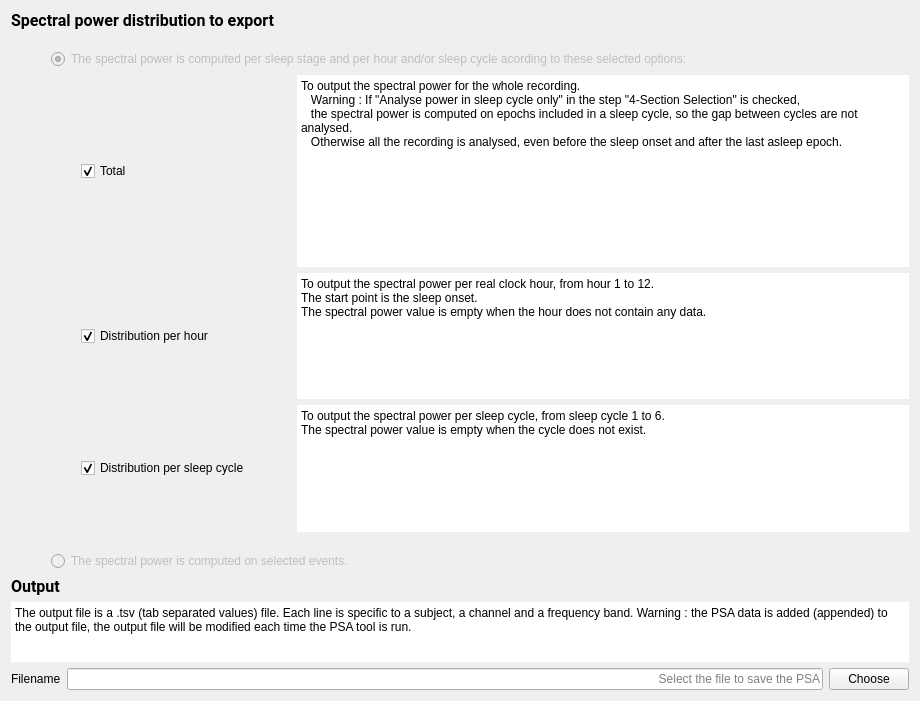
Before: the Qt Designer form tools/CEAMSTools/PowerSpectralAnalysis/Outputfiles/Ui_Outputfiles.ui in SnoozToolbox/snooz-package-ceams, drawn with Qt 5.
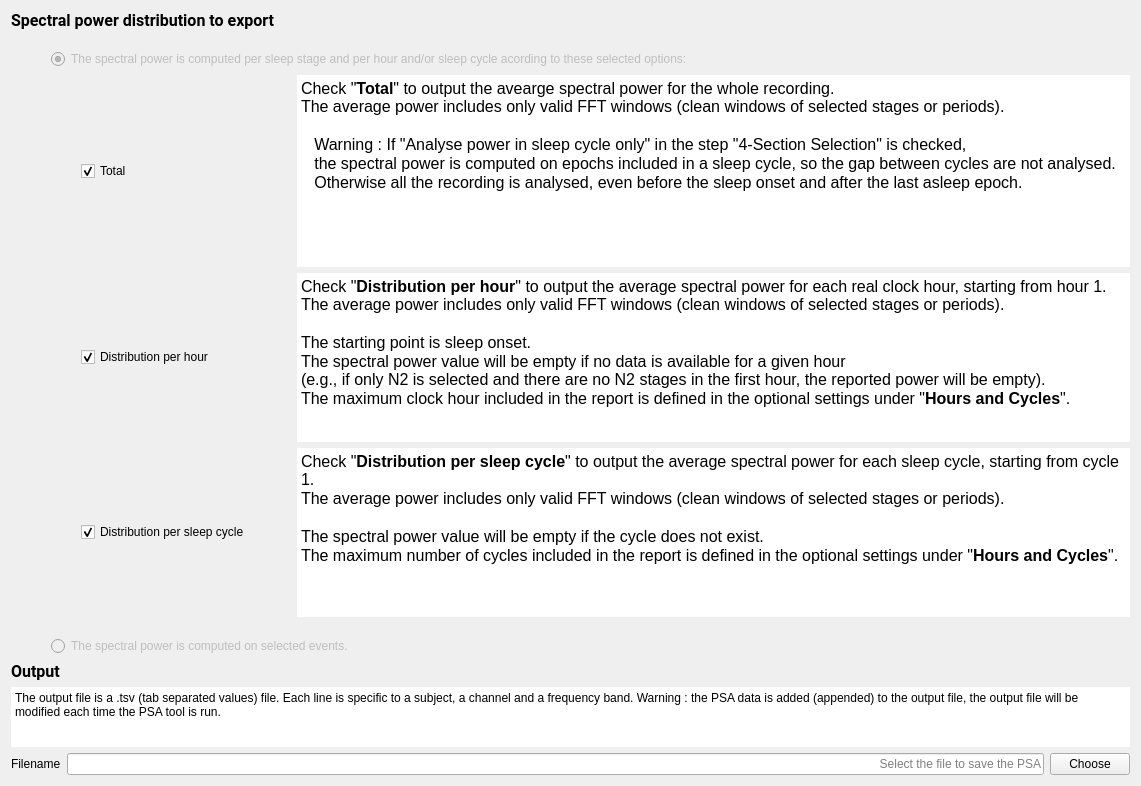
After: the same form once the commit is applied.

Commit message: Fix UI output report description regarding the maximum number of cycles and hours in the PSA tools.

```diff
--- a/tools/CEAMSTools/PowerSpectralAnalysis/Outputfiles/Ui_Outputfiles.ui
+++ b/tools/CEAMSTools/PowerSpectralAnalysis/Outputfiles/Ui_Outputfiles.ui
@@ -6,8 +6,8 @@
    <rect>
     <x>0</x>
     <y>0</y>
-    <width>920</width>
-    <height>701</height>
+    <width>1141</width>
+    <height>786</height>
    </rect>
   </property>
   <property name="windowTitle">
@@ -131,7 +131,7 @@
             </widget>
            </item>
            <item>
-            <widget class="QPlainTextEdit" name="plainTextEdit_tot">
+            <widget class="QTextEdit" name="textEdit_tot">
              <property name="sizePolicy">
               <sizepolicy hsizetype="Expanding" vsizetype="Minimum">
                <horstretch>0</horstretch>
@@ -156,11 +156,16 @@
              <property name="readOnly">
               <bool>true</bool>
              </property>
-             <property name="plainText">
-              <string>To output the spectral power for the whole recording.
-   Warning : If &quot;Analyse power in sleep cycle only&quot; in the step &quot;4-Section Selection&quot; is checked, 
-   the spectral power is computed on epochs included in a sleep cycle, so the gap between cycles are not analysed.
-   Otherwise all the recording is analysed, even before the sleep onset and after the last asleep epoch.</string>
+             <property name="html">
+              <string>&lt;!DOCTYPE HTML PUBLIC &quot;-//W3C//DTD HTML 4.0//EN&quot; &quot;http://www.w3.org/TR/REC-html40/strict.dtd&quot;&gt;
+&lt;html&gt;&lt;head&gt;&lt;meta name=&quot;qrichtext&quot; content=&quot;1&quot; /&gt;&lt;style type=&quot;text/css&quot;&gt;
+p, li { white-space: pre-wrap; }
+&lt;/style&gt;&lt;/head&gt;&lt;body style=&quot; font-family:'Roboto'; font-size:12pt; font-weight:400; font-style:normal;&quot;&gt;
+&lt;p style=&quot; margin-top:0px; margin-bottom:0px; margin-left:0px; margin-right:0px; -qt-block-indent:0; text-indent:0px;&quot;&gt;Check &amp;quot;&lt;span style=&quot; font-weight:600;&quot;&gt;Total&lt;/span&gt;&amp;quot; to output the avearge spectral power for the whole recording. &lt;br /&gt;The average power includes only valid FFT windows (clean windows of selected stages or periods).&lt;/p&gt;
+&lt;p style=&quot;-qt-paragraph-type:empty; margin-top:0px; margin-bottom:0px; margin-left:0px; margin-right:0px; -qt-block-indent:0; text-indent:0px;&quot;&gt;&lt;br /&gt;&lt;/p&gt;
+&lt;p style=&quot; margin-top:0px; margin-bottom:0px; margin-left:0px; margin-right:0px; -qt-block-indent:0; text-indent:0px;&quot;&gt;   Warning : If &amp;quot;Analyse power in sleep cycle only&amp;quot; in the step &amp;quot;4-Section Selection&amp;quot; is checked, &lt;/p&gt;
+&lt;p style=&quot; margin-top:0px; margin-bottom:0px; margin-left:0px; margin-right:0px; -qt-block-indent:0; text-indent:0px;&quot;&gt;   the spectral power is computed on epochs included in a sleep cycle, so the gap between cycles are not analysed.&lt;/p&gt;
+&lt;p style=&quot; margin-top:0px; margin-bottom:0px; margin-left:0px; margin-right:0px; -qt-block-indent:0; text-indent:0px;&quot;&gt;   Otherwise all the recording is analysed, even before the sleep onset and after the last asleep epoch.&lt;/p&gt;&lt;/body&gt;&lt;/html&gt;</string>
              </property>
             </widget>
            </item>
@@ -210,7 +215,7 @@
             </widget>
            </item>
            <item>
-            <widget class="QPlainTextEdit" name="plainTextEdit_hour">
+            <widget class="QTextEdit" name="textEdit_hour">
              <property name="sizePolicy">
               <sizepolicy hsizetype="Expanding" vsizetype="Maximum">
                <horstretch>0</horstretch>
@@ -241,10 +246,16 @@
              <property name="readOnly">
               <bool>true</bool>
              </property>
-             <property name="plainText">
-              <string>To output the spectral power per real clock hour, from hour 1 to 12.  
-The start point is the sleep onset.
-The spectral power value is empty when the hour does not contain any data.</string>
+             <property name="html">
+              <string>&lt;!DOCTYPE HTML PUBLIC &quot;-//W3C//DTD HTML 4.0//EN&quot; &quot;http://www.w3.org/TR/REC-html40/strict.dtd&quot;&gt;
+&lt;html&gt;&lt;head&gt;&lt;meta name=&quot;qrichtext&quot; content=&quot;1&quot; /&gt;&lt;style type=&quot;text/css&quot;&gt;
+p, li { white-space: pre-wrap; }
+&lt;/style&gt;&lt;/head&gt;&lt;body style=&quot; font-family:'Roboto'; font-size:12pt; font-weight:400; font-style:normal;&quot;&gt;
+&lt;p style=&quot; margin-top:0px; margin-bottom:0px; margin-left:0px; margin-right:0px; -qt-block-indent:0; text-indent:0px;&quot;&gt;Check &amp;quot;&lt;span style=&quot; font-weight:600;&quot;&gt;Distribution per hour&lt;/span&gt;&amp;quot; to output the average spectral power for each real clock hour, starting from hour 1. &lt;br /&gt;The average power includes only valid FFT windows (clean windows of selected stages or periods).&lt;/p&gt;
+&lt;p style=&quot;-qt-paragraph-type:empty; margin-top:0px; margin-bottom:0px; margin-left:0px; margin-right:0px; -qt-block-indent:0; text-indent:0px;&quot;&gt;&lt;br /&gt;&lt;/p&gt;
+&lt;p style=&quot; margin-top:0px; margin-bottom:0px; margin-left:0px; margin-right:0px; -qt-block-indent:0; text-indent:0px;&quot;&gt;The starting point is sleep onset.&lt;/p&gt;
+&lt;p style=&quot; margin-top:0px; margin-bottom:0px; margin-left:0px; margin-right:0px; -qt-block-indent:0; text-indent:0px;&quot;&gt;The spectral power value will be empty if no data is available for a given hour &lt;br /&gt;(e.g., if only N2 is selected and there are no N2 stages in the first hour, the reported power will be empty).&lt;/p&gt;
+&lt;p style=&quot; margin-top:0px; margin-bottom:0px; margin-left:0px; margin-right:0px; -qt-block-indent:0; text-indent:0px;&quot;&gt;The maximum clock hour included in the report is defined in the optional settings under &amp;quot;&lt;span style=&quot; font-weight:600;&quot;&gt;Hours and Cycles&lt;/span&gt;&amp;quot;.&lt;/p&gt;&lt;/body&gt;&lt;/html&gt;</string>
              </property>
             </widget>
            </item>
@@ -294,7 +305,7 @@
             </widget>
            </item>
            <item>
-            <widget class="QPlainTextEdit" name="plainTextEdit_cycle">
+            <widget class="QTextEdit" name="textEdit_cycle">
              <property name="sizePolicy">
               <sizepolicy hsizetype="Expanding" vsizetype="Maximum">
                <horstretch>0</horstretch>
@@ -325,9 +336,16 @@
              <property name="readOnly">
               <bool>true</bool>
              </property>
-             <property name="plainText">
-              <string>To output the spectral power per sleep cycle, from sleep cycle 1 to 6.
-The spectral power value is empty when the cycle does not exist.</string>
+             <property name="html">
+              <string>&lt;!DOCTYPE HTML PUBLIC &quot;-//W3C//DTD HTML 4.0//EN&quot; &quot;http://www.w3.org/TR/REC-html40/strict.dtd&quot;&gt;
+&lt;html&gt;&lt;head&gt;&lt;meta name=&quot;qrichtext&quot; content=&quot;1&quot; /&gt;&lt;style type=&quot;text/css&quot;&gt;
+p, li { white-space: pre-wrap; }
+&lt;/style&gt;&lt;/head&gt;&lt;body style=&quot; font-family:'Roboto'; font-size:12pt; font-weight:400; font-style:normal;&quot;&gt;
+&lt;p style=&quot; margin-top:0px; margin-bottom:0px; margin-left:0px; margin-right:0px; -qt-block-indent:0; text-indent:0px;&quot;&gt;Check &amp;quot;&lt;span style=&quot; font-weight:600;&quot;&gt;Distribution per sleep cycle&lt;/span&gt;&amp;quot; to output the average spectral power for each sleep cycle, starting from cycle 1. &lt;/p&gt;
+&lt;p style=&quot; margin-top:0px; margin-bottom:0px; margin-left:0px; margin-right:0px; -qt-block-indent:0; text-indent:0px;&quot;&gt;The average power includes only valid FFT windows (clean windows of selected stages or periods).&lt;/p&gt;
+&lt;p style=&quot;-qt-paragraph-type:empty; margin-top:0px; margin-bottom:0px; margin-left:0px; margin-right:0px; -qt-block-indent:0; text-indent:0px;&quot;&gt;&lt;br /&gt;&lt;/p&gt;
+&lt;p style=&quot; margin-top:0px; margin-bottom:0px; margin-left:0px; margin-right:0px; -qt-block-indent:0; text-indent:0px;&quot;&gt;The spectral power value will be empty if the cycle does not exist.&lt;/p&gt;
+&lt;p style=&quot; margin-top:0px; margin-bottom:0px; margin-left:0px; margin-right:0px; -qt-block-indent:0; text-indent:0px;&quot;&gt;The maximum number of cycles included in the report is defined in the optional settings under &amp;quot;&lt;span style=&quot; font-weight:600;&quot;&gt;Hours and Cycles&lt;/span&gt;&amp;quot;.&lt;/p&gt;&lt;/body&gt;&lt;/html&gt;</string>
              </property>
             </widget>
            </item>
```
The commit also changes 6 other files.
